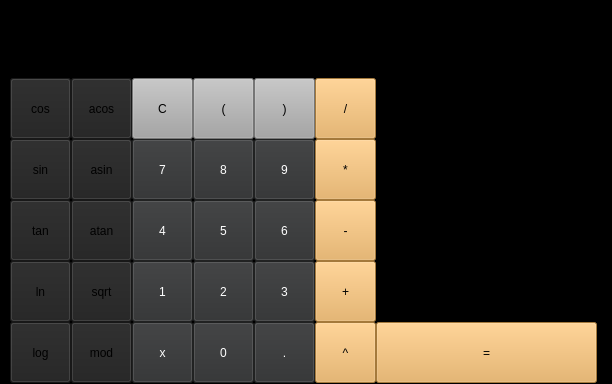
Polliver-hub/CPP_SmartCalc_v2.0, file src/view/view.ui: the form before one commit.
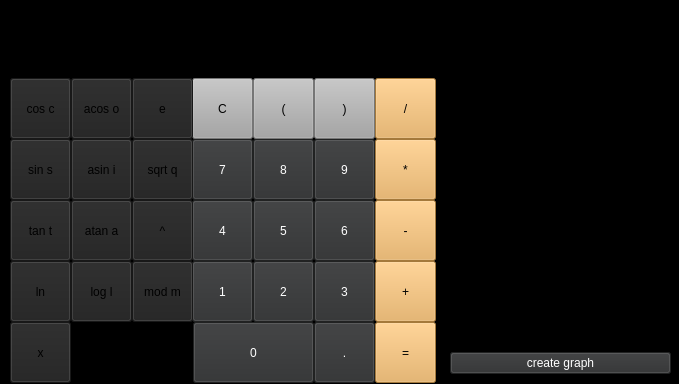
The form after the commit.

Diff of the .ui file:
```diff
--- a/src/view/view.ui
+++ b/src/view/view.ui
@@ -6,7 +6,7 @@
    <rect>
     <x>0</x>
     <y>0</y>
-    <width>612</width>
+    <width>679</width>
     <height>384</height>
    </rect>
   </property>
@@ -20,7 +20,7 @@
    <widget class="QPushButton" name="pushButton_C">
     <property name="geometry">
      <rect>
-      <x>132</x>
+      <x>192</x>
       <y>78</y>
       <width>61</width>
       <height>61</height>
@@ -37,7 +37,7 @@
    <widget class="QPushButton" name="pushButton_open_bracket">
     <property name="geometry">
      <rect>
-      <x>193</x>
+      <x>253</x>
       <y>78</y>
       <width>61</width>
       <height>61</height>
@@ -54,7 +54,7 @@
    <widget class="QPushButton" name="pushButton_closed_bracket">
     <property name="geometry">
      <rect>
-      <x>254</x>
+      <x>314</x>
       <y>78</y>
       <width>61</width>
       <height>61</height>
@@ -71,7 +71,7 @@
    <widget class="QPushButton" name="pushButton_div">
     <property name="geometry">
      <rect>
-      <x>315</x>
+      <x>375</x>
       <y>78</y>
       <width>61</width>
       <height>61</height>
@@ -87,7 +87,7 @@
    <widget class="QPushButton" name="pushButton_8">
     <property name="geometry">
      <rect>
-      <x>193</x>
+      <x>253</x>
       <y>139</y>
       <width>61</width>
       <height>61</height>
@@ -104,7 +104,7 @@
    <widget class="QPushButton" name="pushButton_9">
     <property name="geometry">
      <rect>
-      <x>254</x>
+      <x>314</x>
       <y>139</y>
       <width>61</width>
       <height>61</height>
@@ -121,7 +121,7 @@
    <widget class="QPushButton" name="pushButton_7">
     <property name="geometry">
      <rect>
-      <x>132</x>
+      <x>192</x>
       <y>139</y>
       <width>61</width>
       <height>61</height>
@@ -138,7 +138,7 @@
    <widget class="QPushButton" name="pushButton_mul">
     <property name="geometry">
      <rect>
-      <x>315</x>
+      <x>375</x>
       <y>139</y>
       <width>61</width>
       <height>61</height>
@@ -154,7 +154,7 @@
    <widget class="QPushButton" name="pushButton_5">
     <property name="geometry">
      <rect>
-      <x>193</x>
+      <x>253</x>
       <y>200</y>
       <width>61</width>
       <height>61</height>
@@ -171,7 +171,7 @@
    <widget class="QPushButton" name="pushButton_6">
     <property name="geometry">
      <rect>
-      <x>254</x>
+      <x>314</x>
       <y>200</y>
       <width>61</width>
       <height>61</height>
@@ -188,7 +188,7 @@
    <widget class="QPushButton" name="pushButton_4">
     <property name="geometry">
      <rect>
-      <x>132</x>
+      <x>192</x>
       <y>200</y>
       <width>61</width>
       <height>61</height>
@@ -205,7 +205,7 @@
    <widget class="QPushButton" name="pushButton_minus">
     <property name="geometry">
      <rect>
-      <x>315</x>
+      <x>375</x>
       <y>200</y>
       <width>61</width>
       <height>61</height>
@@ -221,7 +221,7 @@
    <widget class="QPushButton" name="pushButton_2">
     <property name="geometry">
      <rect>
-      <x>193</x>
+      <x>253</x>
       <y>261</y>
       <width>61</width>
       <height>61</height>
@@ -238,7 +238,7 @@
    <widget class="QPushButton" name="pushButton_3">
     <property name="geometry">
      <rect>
-      <x>254</x>
+      <x>314</x>
       <y>261</y>
       <width>61</width>
       <height>61</height>
@@ -255,7 +255,7 @@
    <widget class="QPushButton" name="pushButton_1">
     <property name="geometry">
      <rect>
-      <x>132</x>
+      <x>192</x>
       <y>261</y>
       <width>61</width>
       <height>61</height>
@@ -272,7 +272,7 @@
    <widget class="QPushButton" name="pushButton_plus">
     <property name="geometry">
      <rect>
-      <x>315</x>
+      <x>375</x>
       <y>261</y>
       <width>61</width>
       <height>61</height>
@@ -288,7 +288,7 @@
    <widget class="QPushButton" name="pushButton_dot">
     <property name="geometry">
      <rect>
-      <x>254</x>
+      <x>314</x>
       <y>322</y>
       <width>61</width>
       <height>61</height>
@@ -307,7 +307,7 @@
      <rect>
       <x>193</x>
       <y>322</y>
-      <width>61</width>
+      <width>121</width>
       <height>61</height>
      </rect>
     </property>
@@ -322,9 +322,9 @@
    <widget class="QPushButton" name="pushButton_equil">
     <property name="geometry">
      <rect>
-      <x>376</x>
+      <x>375</x>
       <y>322</y>
-      <width>221</width>
+      <width>61</width>
       <height>61</height>
      </rect>
     </property>
@@ -348,7 +348,7 @@
      <string notr="true">background-color: rgb(33, 33, 33);</string>
     </property>
     <property name="text">
-     <string>atan</string>
+     <string>atan a</string>
     </property>
    </widget>
    <widget class="QPushButton" name="pushButton_acos">
@@ -364,14 +364,17 @@
      <string notr="true">background-color: rgb(33, 33, 33);</string>
     </property>
     <property name="text">
-     <string>acos</string>
+     <string>acos o</string>
     </property>
    </widget>
    <widget class="QPushButton" name="pushButton_sqrt">
+    <property name="enabled">
+     <bool>true</bool>
+    </property>
     <property name="geometry">
      <rect>
-      <x>71</x>
-      <y>261</y>
+      <x>132</x>
+      <y>139</y>
       <width>61</width>
       <height>61</height>
      </rect>
@@ -380,7 +383,7 @@
      <string notr="true">background-color: rgb(33, 33, 33);</string>
     </property>
     <property name="text">
-     <string>sqrt</string>
+     <string>sqrt q</string>
     </property>
    </widget>
    <widget class="QPushButton" name="pushButton_asin">
@@ -396,7 +399,7 @@
      <string notr="true">background-color: rgb(33, 33, 33);</string>
     </property>
     <property name="text">
-     <string>asin</string>
+     <string>asin i</string>
     </property>
    </widget>
    <widget class="QPushButton" name="pushButton_tan">
@@ -412,7 +415,7 @@
      <string notr="true">background-color: rgb(33, 33, 33);</string>
     </property>
     <property name="text">
-     <string>tan</string>
+     <string>tan t</string>
     </property>
    </widget>
    <widget class="QPushButton" name="pushButton_cos">
@@ -428,7 +431,7 @@
      <string notr="true">background-color: rgb(33, 33, 33);</string>
     </property>
     <property name="text">
-     <string>cos</string>
+     <string>cos c</string>
     </property>
    </widget>
    <widget class="QPushButton" name="pushButton_ln">
@@ -460,14 +463,14 @@
      <string notr="true">background-color: rgb(33, 33, 33);</string>
     </property>
     <property name="text">
-     <string>sin</string>
+     <string>sin s</string>
     </property>
    </widget>
    <widget class="QPushButton" name="pushButton_mod">
     <property name="geometry">
      <rect>
-      <x>71</x>
-      <y>322</y>
+      <x>132</x>
+      <y>261</y>
       <width>61</width>
       <height>61</height>
      </rect>
@@ -476,14 +479,14 @@
      <string notr="true">background-color: rgb(33, 33, 33);</string>
     </property>
     <property name="text">
-     <string>mod</string>
+     <string>mod m</string>
     </property>
    </widget>
    <widget class="QPushButton" name="pushButton_log">
     <property name="geometry">
      <rect>
-      <x>10</x>
-      <y>322</y>
+      <x>71</x>
+      <y>261</y>
       <width>61</width>
       <height>61</height>
      </rect>
@@ -492,21 +495,23 @@
      <string notr="true">background-color: rgb(33, 33, 33);</string>
     </property>
     <property name="text">
-     <string>log</string>
+     <string>log l</string>
+    </property>
+    <property name="shortcut">
+     <string>D</string>
     </property>
    </widget>
    <widget class="QPushButton" name="pushButton_x">
     <property name="geometry">
      <rect>
-      <x>132</x>
+      <x>10</x>
       <y>322</y>
       <width>61</width>
       <height>61</height>
      </rect>
     </property>
     <property name="styleSheet">
-     <string notr="true">background-color: rgb(46, 47, 48);
-color: rgb(255, 255, 255);</string>
+     <string notr="true">background-color: rgb(33, 33, 33);</string>
     </property>
     <property name="text">
      <string>x</string>
@@ -515,14 +520,14 @@
    <widget class="QPushButton" name="pushButton_pow">
     <property name="geometry">
      <rect>
-      <x>315</x>
-      <y>322</y>
+      <x>132</x>
+      <y>200</y>
       <width>61</width>
       <height>61</height>
      </rect>
     </property>
     <property name="styleSheet">
-     <string notr="true">background-color: rgb(230, 169, 82);</string>
+     <string notr="true">background-color: rgb(33, 33, 33);</string>
     </property>
     <property name="text">
      <string>^</string>
@@ -531,20 +536,15 @@
    <widget class="QWidget" name="gridLayoutWidget">
     <property name="geometry">
      <rect>
-      <x>390</x>
-      <y>147</y>
-      <width>211</width>
-      <height>171</height>
+      <x>450</x>
+      <y>287</y>
+      <width>221</width>
+      <height>93</height>
      </rect>
     </property>
     <layout class="QGridLayout" name="gridLayout">
      <item row="0" column="1">
-      <widget class="QDoubleSpinBox" name="doubleSpinBox_SetX">
-       <property name="font">
-        <font>
-         <kerning>true</kerning>
-        </font>
-       </property>
+      <widget class="QDoubleSpinBox" name="doubleSpinBox_domain_max">
        <property name="frame">
         <bool>true</bool>
        </property>
@@ -554,43 +554,29 @@
        <property name="decimals">
         <number>7</number>
        </property>
-       <property name="minimum">
-        <double>-1000000.000000000000000</double>
-       </property>
        <property name="maximum">
         <double>1000000.000000000000000</double>
        </property>
+       <property name="value">
+        <double>20.000000000000000</double>
+       </property>
       </widget>
      </item>
      <item row="0" column="0">
-      <widget class="QLabel" name="label_SetX">
-       <property name="text">
-        <string>Set X:</string>
-       </property>
-      </widget>
-     </item>
-     <item row="1" column="0">
       <widget class="QLabel" name="label_domain">
        <property name="text">
         <string>Domain:</string>
        </property>
       </widget>
      </item>
-     <item row="3" column="0">
+     <item row="2" column="0">
       <widget class="QLabel" name="label_range">
        <property name="text">
         <string>Range:</string>
        </property>
       </widget>
      </item>
-     <item row="5" column="1">
-      <widget class="QCheckBox" name="checkBox_graf">
-       <property name="text">
-        <string>create graphic</string>
-       </property>
-      </widget>
-     </item>
-     <item row="3" column="1">
+     <item row="2" column="1">
       <widget class="QDoubleSpinBox" name="doubleSpinBox_range_max">
        <property name="buttonSymbols">
         <enum>QAbstractSpinBox::NoButtons</enum>
@@ -606,25 +592,14 @@
        </property>
       </widget>
      </item>
-     <item row="1" column="1">
-      <widget class="QDoubleSpinBox" name="doubleSpinBox_domain_max">
-       <property name="frame">
-        <bool>true</bool>
+     <item row="3" column="0" colspan="2">
+      <widget class="QPushButton" name="pushButton_graph">
+       <property name="styleSheet">
+        <string notr="true">background-color: rgb(46, 47, 48);
+color: rgb(255, 255, 255);</string>
        </property>
-       <property name="buttonSymbols">
-        <enum>QAbstractSpinBox::NoButtons</enum>
-       </property>
-       <property name="keyboardTracking">
-        <bool>true</bool>
-       </property>
-       <property name="decimals">
-        <number>7</number>
-       </property>
-       <property name="maximum">
-        <double>1000000.000000000000000</double>
-       </property>
-       <property name="value">
-        <double>20.000000000000000</double>
+       <property name="text">
+        <string>create graph</string>
        </property>
       </widget>
      </item>
@@ -635,7 +610,7 @@
      <rect>
       <x>10</x>
       <y>10</y>
-      <width>361</width>
+      <width>421</width>
       <height>61</height>
      </rect>
     </property>
@@ -646,21 +621,74 @@
      <set>Qt::AlignRight|Qt::AlignTrailing|Qt::AlignVCenter</set>
     </property>
    </widget>
-   <widget class="QLabel" name="history_text">
+   <widget class="QPushButton" name="pushButton_e">
     <property name="geometry">
      <rect>
-      <x>390</x>
+      <x>132</x>
+      <y>78</y>
+      <width>61</width>
+      <height>61</height>
+     </rect>
+    </property>
+    <property name="styleSheet">
+     <string notr="true">background-color: rgb(33, 33, 33);</string>
+    </property>
+    <property name="text">
+     <string>e</string>
+    </property>
+   </widget>
+   <widget class="QLabel" name="label_SetX">
+    <property name="geometry">
+     <rect>
+      <x>80</x>
+      <y>330</y>
+      <width>62</width>
+      <height>20</height>
+     </rect>
+    </property>
+    <property name="text">
+     <string>Set X:</string>
+    </property>
+   </widget>
+   <widget class="QDoubleSpinBox" name="doubleSpinBox_SetX">
+    <property name="geometry">
+     <rect>
+      <x>80</x>
+      <y>350</y>
+      <width>101</width>
+      <height>20</height>
+     </rect>
+    </property>
+    <property name="font">
+     <font>
+      <kerning>true</kerning>
+     </font>
+    </property>
+    <property name="frame">
+     <bool>true</bool>
+    </property>
+    <property name="buttonSymbols">
+     <enum>QAbstractSpinBox::NoButtons</enum>
+    </property>
+    <property name="decimals">
+     <number>7</number>
+    </property>
+    <property name="minimum">
+     <double>-1000000.000000000000000</double>
+    </property>
+    <property name="maximum">
+     <double>1000000.000000000000000</double>
+    </property>
+   </widget>
+   <widget class="QPlainTextEdit" name="history_text">
+    <property name="geometry">
+     <rect>
+      <x>450</x>
       <y>10</y>
-      <width>211</width>
-      <height>121</height>
+      <width>221</width>
+      <height>261</height>
      </rect>
     </property>
-    <property name="text">
-     <string/>
-    </property>
-    <property name="alignment">
-     <set>Qt::AlignRight|Qt::AlignTrailing|Qt::AlignVCenter</set>
-    </property>
    </widget>
   </widget>
  </widget>
```
Left out of the diff: 12 changed lines with no effect on the pictures.
